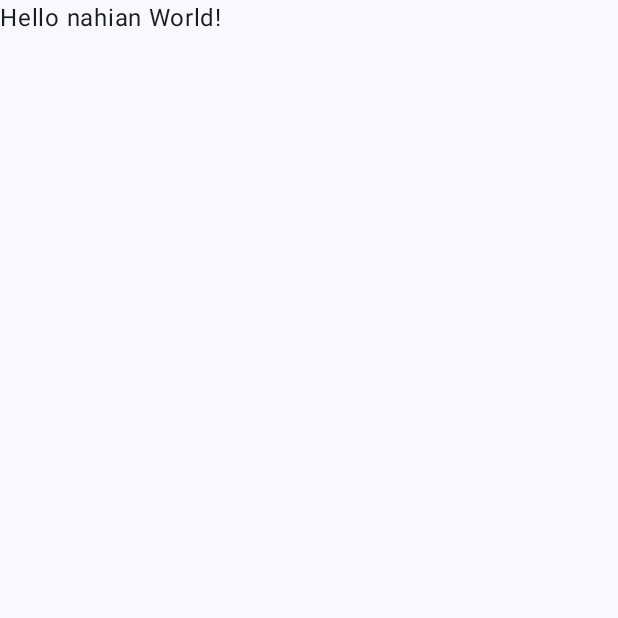
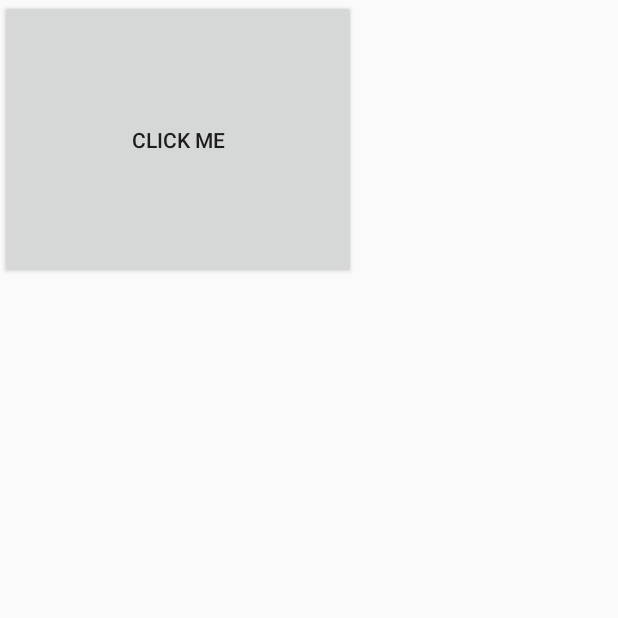
Before and after one commit to nahian00777/AndroidDevLearning, an Android app built with Jetpack Compose: the screen it shows after launch (MainActivity), on a phone screen of 412 x 824 dp, the top half of it. Before the commit the part shown is almost empty. Run offline under Robolectric (Android 15) with nearby library versions, the phone set to English and light mode, and no system bars.

```diff
--- a/app/src/main/java/com/example/myfirstapp/MainActivity.kt
+++ b/app/src/main/java/com/example/myfirstapp/MainActivity.kt
@@ -1,6 +1,7 @@
 package com.example.myfirstapp
 
 import android.os.Bundle
+import android.widget.Button
 import androidx.activity.ComponentActivity
 import androidx.activity.compose.setContent
 import androidx.activity.enableEdgeToEdge
@@ -16,17 +17,28 @@ import com.example.myfirstapp.ui.theme.MyFirstAppTheme
 class MainActivity : ComponentActivity() {
     override fun onCreate(savedInstanceState: Bundle?) {
         super.onCreate(savedInstanceState)
-        enableEdgeToEdge()
-        setContent {
-            MyFirstAppTheme {
-                Scaffold(modifier = Modifier.fillMaxSize()) { innerPadding ->
-                    Greeting(
-                        name = "World",
-                        modifier = Modifier.padding(innerPadding)
-                    )
+        setContentView(R.layout.activity_main)
+        val button = findViewById<Button>(R.id.button1)
+        if (button != null) {
+            button.setOnClickListener {
+                if(button.text == "Click Me") {
+                    button.text = "Hello"
+                } else {
+                    button.text = "Click Me"
                 }
             }
         }
+//        enableEdgeToEdge()
+//        setContent {
+//            MyFirstAppTheme {
+//                Scaffold(modifier = Modifier.fillMaxSize()) { innerPadding ->
+//                    Greeting(
+//                        name = "World",
+//                        modifier = Modifier.padding(innerPadding)
+//                    )
+//                }
+//            }
+//        }
     }
 }
 
--- /dev/null
+++ b/app/src/main/res/layout/activity_main.xml
@@ -0,0 +1,11 @@
+<?xml version="1.0" encoding="utf-8"?>
+<LinearLayout xmlns:android="http://schemas.android.com/apk/res/android"
+    android:layout_width="match_parent"
+    android:layout_height="match_parent">
+
+    <Button
+        android:id="@+id/button1"
+        android:layout_width="237dp"
+        android:layout_height="186dp"
+        android:text="click me" />
+</LinearLayout>
```
